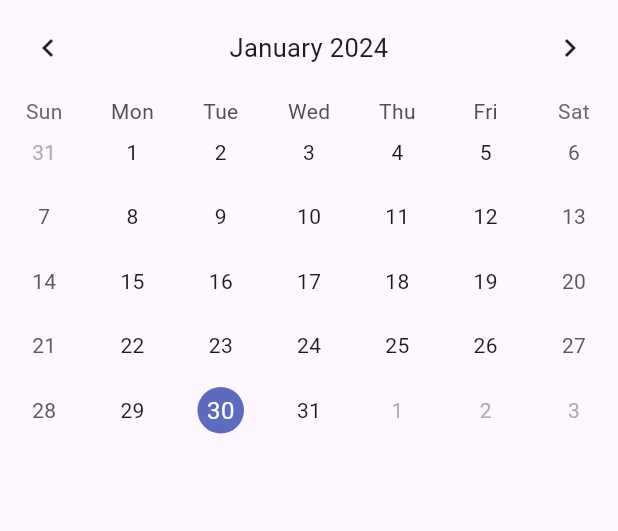
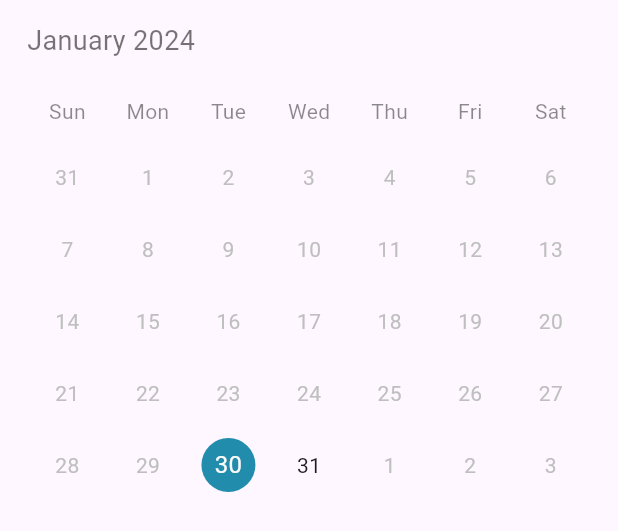
Before and after one commit to akash-singh8/flutterDev, a Flutter app: the Calendar widget shown alone on an empty page, opened directly, on a phone screen of 412 x 824 dp. Shown: the top 531 px of the screen. Run offline on Flutter 3.47's test engine with Material 3 defaults, Android fonts, the phone set to English and light mode, and no system bars; drawn by our look-alikes of table_calendar.

Commit message:
calendar: set header & update styles

```diff
--- a/lib/calendar.dart
+++ b/lib/calendar.dart
@@ -10,6 +10,20 @@ class Calendar extends StatefulWidget {
 
 class _CalendarState extends State<Calendar> {
   DateTime today = DateTime.now();
+  Map<int, String> monthNames = {
+    1: 'January',
+    2: 'February',
+    3: 'March',
+    4: 'April',
+    5: 'May',
+    6: 'June',
+    7: 'July',
+    8: 'August',
+    9: 'September',
+    10: 'October',
+    11: 'November',
+    12: 'December',
+  };
 
   void _onDaySelected(DateTime day, DateTime focusedDay) {
     setState(() {
@@ -17,23 +31,58 @@ class _CalendarState extends State<Calendar> {
     });
   }
 
+  int getDaysInMonth(int year, int month) {
+    DateTime nextMonth = DateTime(year, month + 1, 1);
+    DateTime lastDayOfMonth = nextMonth.subtract(const Duration(days: 1));
+
+    return lastDayOfMonth.day;
+  }
+
   @override
   Widget build(BuildContext context) {
-    return Column(
+    String? month = monthNames[today.month];
+    int year = today.year;
+
+    return Container(
+      padding: const EdgeInsets.symmetric(horizontal: 18, vertical: 14),
+      child: Column(
+        crossAxisAlignment: CrossAxisAlignment.start,
         children: [
+          Text(
+            "$month $year",
+            style: const TextStyle(fontSize: 18, color: Colors.black54),
+          ),
+          const SizedBox(height: 14),
           TableCalendar(
             focusedDay: today,
             locale: "en_US",
-          rowHeight: 43,
-          headerStyle: const HeaderStyle(
-              formatButtonVisible: false, titleCentered: true),
-          availableGestures: AvailableGestures.all,
+            rowHeight: 48,
+            daysOfWeekHeight: 40,
+            headerVisible: false,
+            daysOfWeekStyle: const DaysOfWeekStyle(
+                weekdayStyle: TextStyle(color: Colors.black45),
+                weekendStyle: TextStyle(color: Colors.black45)),
             selectedDayPredicate: (day) => isSameDay(day, today),
-          firstDay: DateTime.utc(2020, 10, 16),
-          lastDay: DateTime.utc(2030, 10, 16),
+            calendarStyle: const CalendarStyle(
+              // Customize the decoration for the selected day
+              selectedDecoration: BoxDecoration(
+                color: Color(0xFF218CAC), // Set the color for the selected day
+                shape: BoxShape.circle, // Shape of the decoration
+              ),
+              // Optionally, customize the decoration for today if you want to differentiate it from the selected day
+              todayDecoration: BoxDecoration(
+                color: Color.fromARGB(
+                    120, 33, 140, 172), // Set the color for the selected day
+                shape: BoxShape.circle,
+              ),
+            ),
+            firstDay: DateTime.now(),
+            lastDay: DateTime.utc(today.year, today.month,
+                getDaysInMonth(today.year, today.month)),
             onDaySelected: _onDaySelected,
           ),
         ],
+      ),
     );
   }
 }
```
Lines whose indentation alone changed are shown as unchanged.
